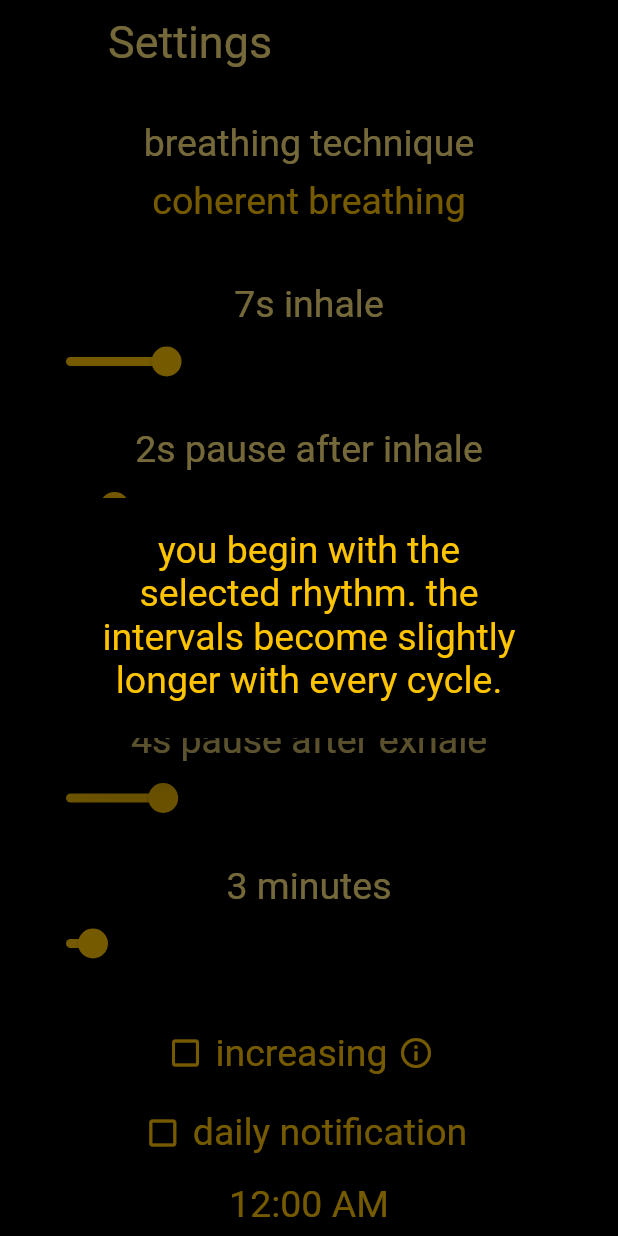
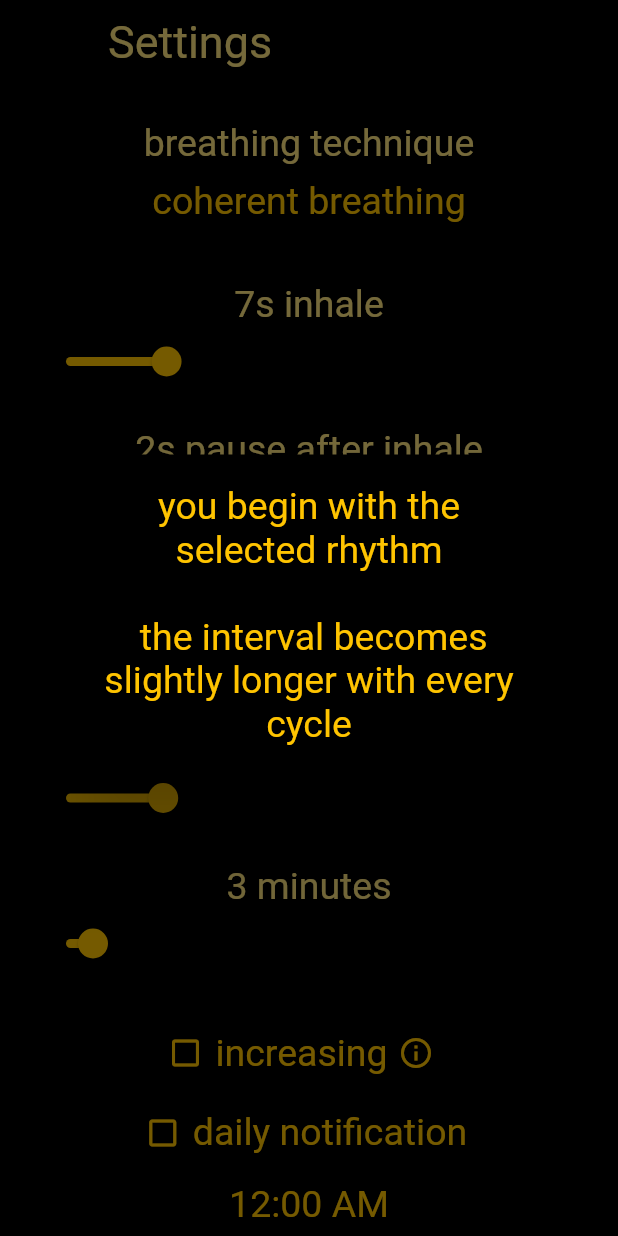
Before and after one commit to geekmiester/breathe, a Flutter app: the Settings screen opened directly, after a tap on the "info outline" icon, on a phone screen of 412 x 824 dp. Run offline on Flutter 3.47's test engine with Material 2 defaults, Android fonts, the phone set to English and light mode, and no system bars; our stand-ins replace audioplayers, flushbar, flutter_local_notifications, shared_preferences; missing offline and left inert: vibrate; accounts and stored records are empty.

Commit message:
optical improvement

```diff
--- a/lib/settings.dart
+++ b/lib/settings.dart
@@ -291,7 +291,7 @@ class _Settings extends State<SettingsState> {
                   Container(
                     width: 38,
                     child: FlatButton(
-                      padding: EdgeInsets.symmetric(vertical: 8),
+                      padding: EdgeInsets.symmetric(vertical: 0),
                       onPressed: () {
                         showDialog(
                             context: context,
@@ -299,7 +299,7 @@ class _Settings extends State<SettingsState> {
                                 backgroundColor: Colors.black,
                                 content: Container(
                                     child: Text(
-                                        'you begin with the selected rhythm. the intervals become slightly longer with every cycle.',
+                                        'you begin with the selected rhythm \n \n the interval becomes slightly longer with every cycle',
                                         textAlign: TextAlign.center,
                                         style: TextStyle(
                                             fontSize: fontSize,
```
